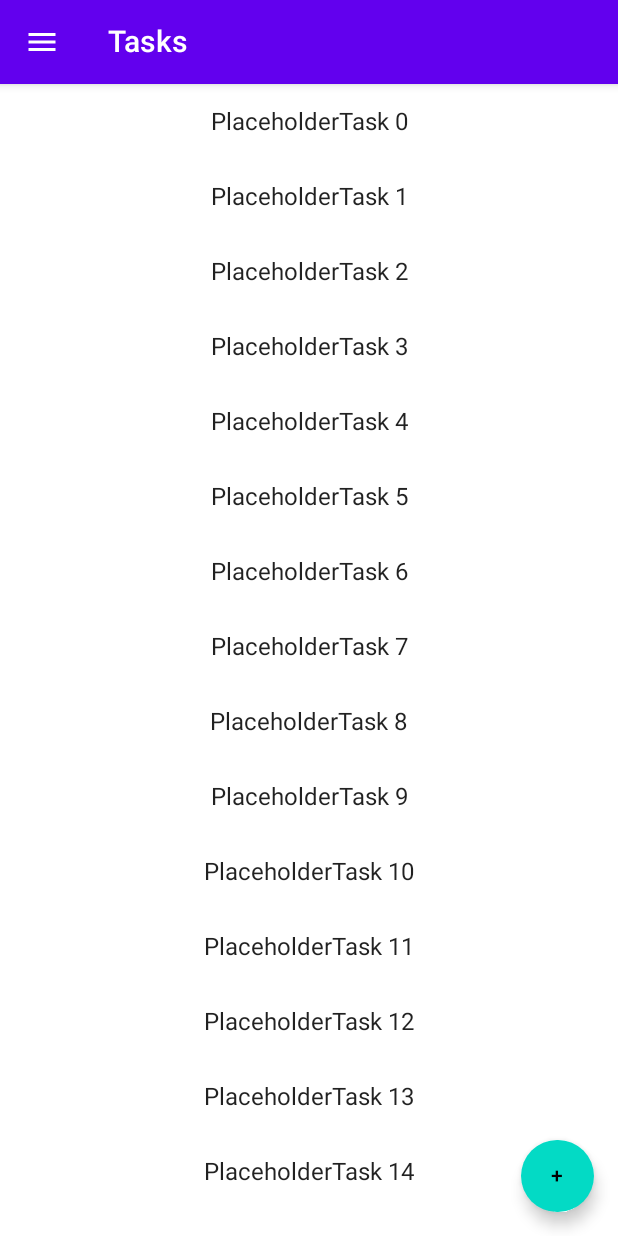
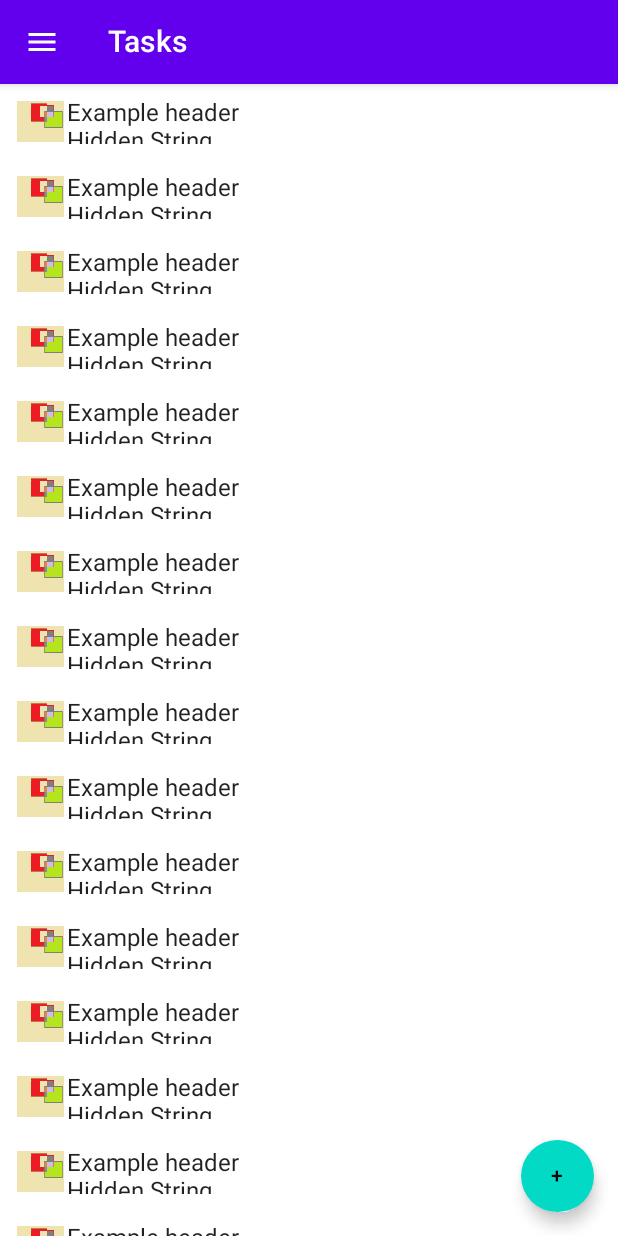
Before and after one commit to EmmChriss/skuld-android, an Android app built with Jetpack Compose: the screen it shows after launch (MainActivity), on a phone screen of 412 x 824 dp. Run offline under Robolectric (Android 15) with nearby library versions, the light colour scheme and no system bars.

Commit message:
Document view that tries to form a preview of a generic document, improved document list, some bugfixes(or didn't-implement fixes) and improved project file structure

```diff
--- a/app/src/main/java/com/lab/skuld/MainActivity.kt
+++ b/app/src/main/java/com/lab/skuld/MainActivity.kt
@@ -3,18 +3,14 @@ package com.lab.skuld
 import android.os.Bundle
 import androidx.activity.ComponentActivity
 import androidx.activity.compose.setContent
-import androidx.compose.foundation.layout.Box
 import androidx.compose.foundation.layout.fillMaxWidth
-import androidx.compose.foundation.layout.height
-import androidx.compose.foundation.lazy.LazyColumn
 import androidx.compose.material.*
 import androidx.compose.material.icons.Icons
 import androidx.compose.material.icons.filled.Menu
 import androidx.compose.runtime.*
 import androidx.compose.runtime.saveable.rememberSaveable
-import androidx.compose.ui.Alignment
 import androidx.compose.ui.Modifier
-import androidx.compose.ui.unit.dp
+import com.lab.skuld.ui.screens.ExampleDocumentList
 import com.lab.skuld.ui.theme.SkuldfrontendTheme
 import kotlinx.coroutines.launch
 
@@ -32,8 +28,8 @@ class MainActivity : ComponentActivity() {
                 Scaffold(
                     scaffoldState = scaffoldState,
                     drawerContent = {
-                        Button(onClick = {currentID.value = 0}, Modifier.fillMaxWidth()){Text("Tasks")}
-                        Button(onClick = {currentID.value = 1}, Modifier.fillMaxWidth()){Text("New note")}
+                        Button(onClick = {scope.launch { scaffoldState.drawerState.close() };currentID.value = 0}, Modifier.fillMaxWidth()){Text("Tasks")}
+                        Button(onClick = {scope.launch { scaffoldState.drawerState.close() };currentID.value = 1}, Modifier.fillMaxWidth()){Text("New note")}
                                     Text(text = "Autoclosing drawer: SOON")},
                     topBar = {
                         val titleTasks = "Tasks"
@@ -67,7 +63,7 @@ class MainActivity : ComponentActivity() {
                     },
                     content = {
                         if(currentID.value == 0) {
-                            PlaceHolderTasks("PlaceholderTask")
+                            ExampleDocumentList()
                         }
                         if(currentID.value == 1) {
                             PlaceholderNewNote()
@@ -79,32 +75,7 @@ class MainActivity : ComponentActivity() {
     }
 }
 
-@Composable
-fun Greeting(name: String) {
-    Text(text = "Hello $name!")
-}
 
-
-
-@Composable
-fun PlaceHolderTasks(text: String = "DefaultTaskString") {
-    LazyColumn {
-        items(count = 100) {
-            Box(
-                Modifier
-                    .fillMaxWidth()
-                    .height(50.dp)
-            )
-            {
-                Text(
-                    text = "$text $it",
-                    modifier = Modifier.align(Alignment.Center)
-                )
-            }
-
-        }
-    }
-}
 
 @Composable
 fun PlaceholderNewNote(){
--- /dev/null
+++ b/app/src/main/java/com/lab/skuld/ui/screens/DocumentView.kt
@@ -0,0 +1,98 @@
+package com.lab.skuld.ui.screens
+
+
+import androidx.compose.foundation.Image
+import androidx.compose.foundation.layout.Box
+import androidx.compose.foundation.layout.Column
+import androidx.compose.foundation.layout.Row
+import androidx.compose.foundation.layout.fillMaxWidth
+import androidx.compose.foundation.layout.height
+import androidx.compose.foundation.layout.padding
+import androidx.compose.foundation.lazy.LazyColumn
+import androidx.compose.material.Text
+import androidx.compose.runtime.Composable
+import androidx.compose.ui.Alignment
+import androidx.compose.ui.Modifier
+import androidx.compose.ui.graphics.painter.Painter
+import androidx.compose.ui.res.painterResource
+import androidx.compose.ui.unit.dp
+import com.lab.skuld.R
+
+data class DocumentList(var mapDocuments: Map<Int, Document>)
+//data class Document(var header: String= "Header", var text: String = "Text that should be shortened if it happens to be too long to fit on screen", var image: Painter)
+data class Document(var header: String= "Header", var image: Painter, var  mapDocumentContents: Map<String, *>)
+
+
+
+fun findFirstString(mapDocumentContents: Map<String, *>): String{
+    val filteredMap = mapDocumentContents.filter { (key, value) ->  value is String}
+    if (!filteredMap.isEmpty()) {
+        return filteredMap.iterator().next().value as String
+    }
+    return ""
+}
+/*
+@Composable
+fun firstDrawable(mapDocumentContents: Map<String, *>): ImageView {
+    val filteredMap = mapDocumentContents.filter { (key, value) -> value is Painter }
+    val value = filteredMap.iterator().next().value
+    if (value != null) {
+        return value as ImageView
+    }
+
+    return painterResource(id = R.drawable.image1) as ImageView
+}*/
+
+@Composable
+fun DocumentPreview(document: Document) {
+    Row(verticalAlignment = Alignment.CenterVertically) {
+        if(document.image != null){
+            document.image = painterResource(id = R.drawable.image1)
+        }
+        Image(document.image, contentDescription = "DocImage")
+        Column {
+            Text(document.header)
+            Text(findFirstString(document.mapDocumentContents))
+        }
+    }
+
+}
+
+@Composable
+fun DocumentView() {
+
+}
+
+@Composable
+fun DocumentListView() {
+
+}
+
+@Composable
+fun ExamplePreview() {
+    DocumentPreview(
+        document = Document(header = "Example header",
+        image = painterResource(id = R.drawable.image1),
+        mapDocumentContents = mutableMapOf("one" to 1, "two" to 2, "three" to 3, "four" to "Hidden String", "five" to 5))
+    )
+}
+
+
+@Composable
+fun ExampleDocumentList() {
+    LazyColumn {
+        items(count = 100) {
+            Box(
+                Modifier
+                    .fillMaxWidth()
+                    .height(50.dp)
+                    .padding(10.dp)
+            )
+            {
+
+                ExamplePreview()
+            }
+
+        }
+    }
+}
--- a/build.gradle
+++ b/build.gradle
@@ -18,6 +18,6 @@ buildscript {
 plugins {
     id 'com.android.application' version '7.3.1' apply false
     id 'com.android.library' version '7.3.1' apply false
-    id 'org.jetbrains.kotlin.android' version '1.7.22' apply false
+    id 'org.jetbrains.kotlin.android' version '1.7.20' apply false
     id 'org.jlleitschuh.gradle.ktlint' version '11.0.0'
 }
```
Also changed, not shown: app/src/main/res/drawable/image1.png (added), app/src/main/res/drawable/image2.png (added).
